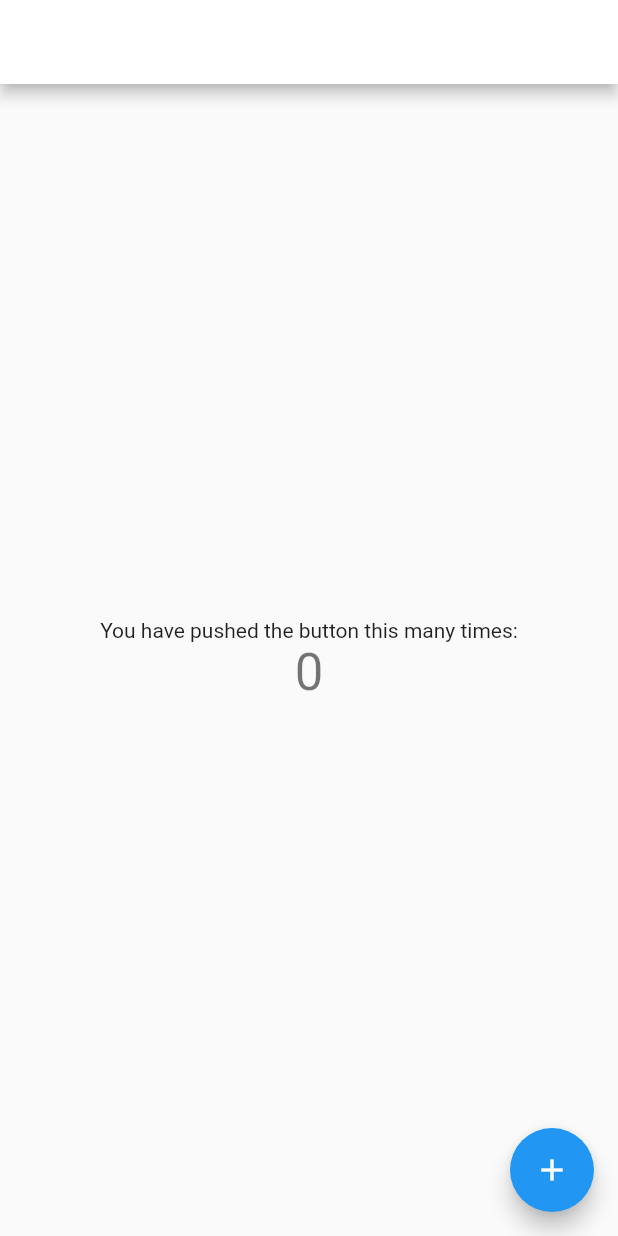
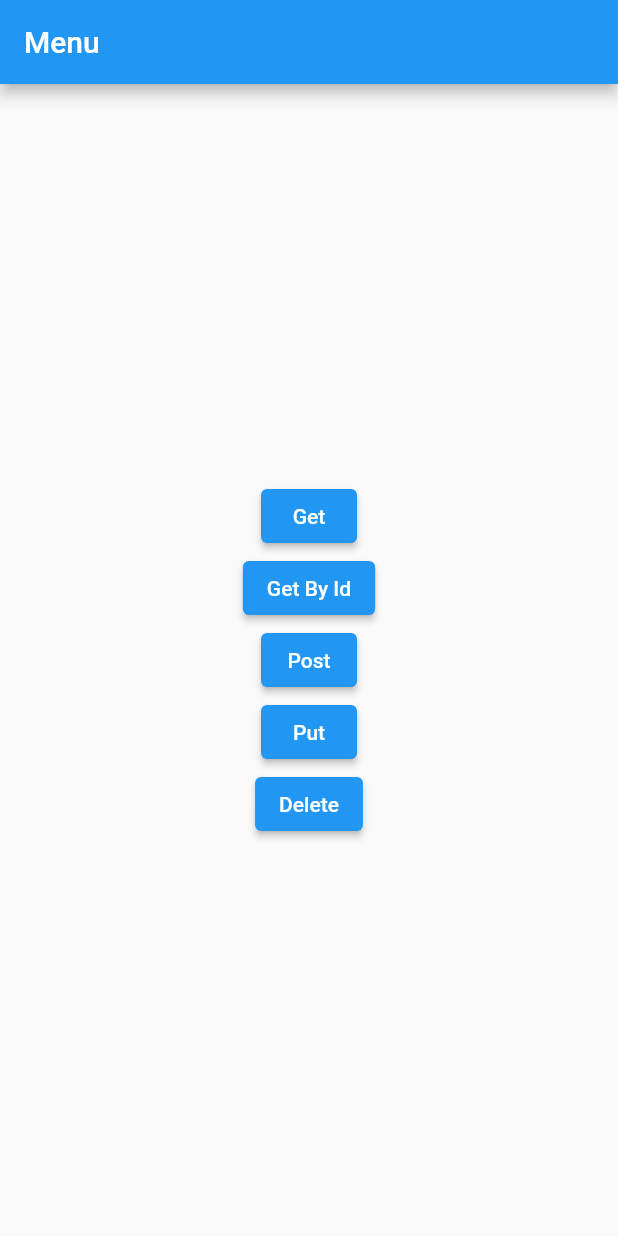
Before and after one commit to JesusFerru/backend, a Flutter app: the screen it shows after launch, on a phone screen of 412 x 824 dp. Run offline on Flutter 3.47's test engine with Material 2 defaults, Android fonts, the phone set to English and light mode, and no system bars; our stand-ins replace cloud_firestore, firebase_core; accounts and stored records are empty.

Commit message:
probando pantallas

```diff
--- a/bd_prueba_firebase/lib/Routes/routes.dart
+++ b/bd_prueba_firebase/lib/Routes/routes.dart
@@ -1,3 +1,4 @@
+import 'package:bd_prueba_firebase/screens/main_page.dart';
 import 'package:flutter/material.dart';
 
 import '../main.dart';
@@ -8,10 +9,12 @@ class AppRouter {
   static const postData = "/PostData";
   static const loginPage = "/login";
   static const testPage = "/testPage";
-  static const pruebaPage = "/pruebaPage";
+  static const getPage = "/pruebaPage";
 
   static final Map<String, Widget Function(BuildContext)> routes = {
-    main: (context) => const PostPage(),
+    main: (context) => const MainPage(
+          title: 'Menu',
+        ),
     // pruebaPage: (context) => const Home(),
     // postData: (context) => const PostPage(),
     // loginPage: (context) => const LoginPage(),
--- a/bd_prueba_firebase/lib/main.dart
+++ b/bd_prueba_firebase/lib/main.dart
@@ -52,7 +52,7 @@ class _MyHomePageState extends State<MyHomePage> {
   Widget build(BuildContext context) {
     return MaterialApp(
       title: 'Prueba app',
-      initialRoute: '/',
+      initialRoute: AppRouter.main,
       routes: AppRouter.routes,
       onGenerateRoute: (settings) {
         return MaterialPageRoute(
--- /dev/null
+++ b/bd_prueba_firebase/lib/screens/main_page.dart
@@ -0,0 +1,74 @@
+import 'package:bd_prueba_firebase/screens/post_page.dart';
+import 'package:flutter/material.dart';
+
+import 'get_page.dart';
+
+class MainPage extends StatefulWidget {
+  const MainPage({super.key, required this.title});
+  final String title;
+  @override
+  State<MainPage> createState() => _MainPageState();
+}
+
+class _MainPageState extends State<MainPage> {
+  @override
+  Widget build(BuildContext context) {
+    return Scaffold(
+      appBar: AppBar(
+        title: Text(widget.title),
+      ),
+      body: Center(
+        child: Column(
+          mainAxisAlignment: MainAxisAlignment.center,
+          children: [
+            ElevatedButton(
+              onPressed: () {
+                Navigator.push(
+                  context,
+                  MaterialPageRoute(builder: (context) => GetPage()),
+                );
+              },
+              child: const Text('Get'),
+            ),
+            ElevatedButton(
+              onPressed: () {
+                // Navigator.push(
+                //     context,
+                //     MaterialPageRoute(builder: (context) => GetByIdPage()),
+                //   );
+              },
+              child: Text('Get By Id'),
+            ),
+            ElevatedButton(
+              onPressed: () {
+                Navigator.push(
+                  context,
+                  MaterialPageRoute(builder: (context) => const PostPage()),
+                );
+              },
+              child: Text('Post'),
+            ),
+            ElevatedButton(
+              onPressed: () {
+                //   Navigator.push(
+                //     context,
+                //     MaterialPageRoute(builder: (context) => PutPage()),
+                //   );
+              },
+              child: const Text('Put'),
+            ),
+            ElevatedButton(
+              onPressed: () {
+                // Navigator.push(
+                //   context,
+                //   MaterialPageRoute(builder: (context) => DeletePage()),
+                // );
+              },
+              child: Text('Delete'),
+            ),
+          ],
+        ),
+      ),
+    );
+  }
+}
```
Also changed, not shown: bd_prueba_firebase/lib/screens/get_page.dart (added, +78 -0 lines), bd_prueba_firebase/lib/screens/post_page.dart (+19 -20 lines).
